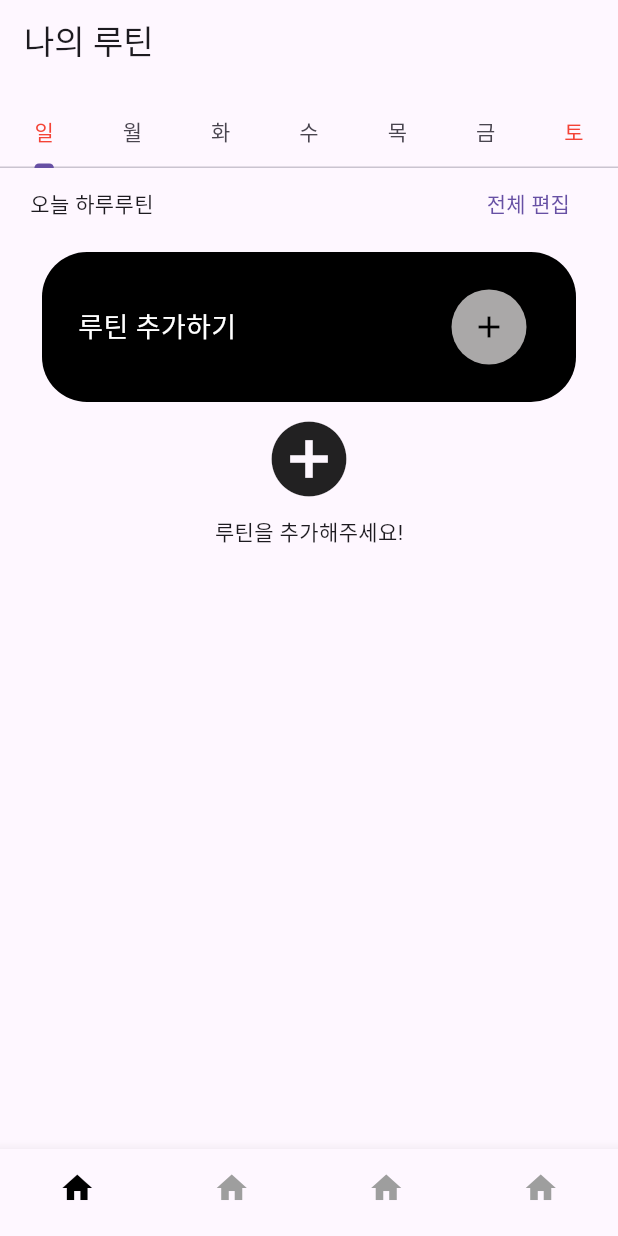
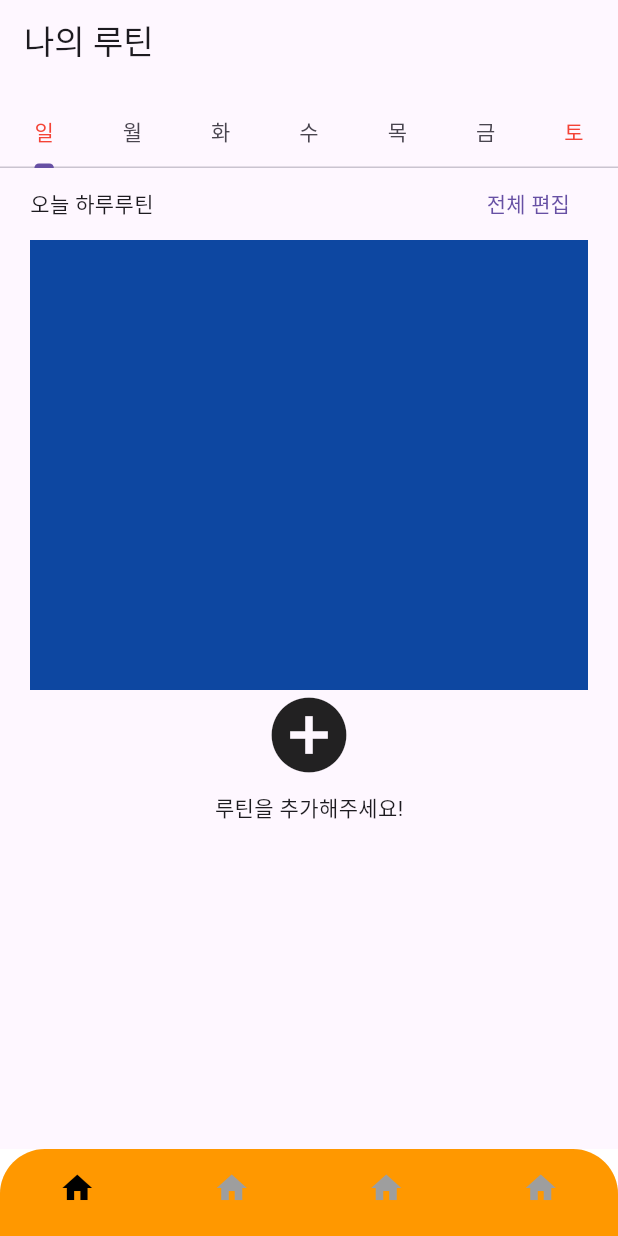
Before and after one commit to formart12/hatin-project, a Flutter app: the screen it shows after launch, on a phone screen of 412 x 824 dp. Run offline on Flutter 3.47's test engine with Material 3 defaults, Android fonts, the phone set to English and light mode, and no system bars.

Commit message:
루틴 부분 UI 수정

```diff
--- a/lib/src/ui/app/app.dart
+++ b/lib/src/ui/app/app.dart
@@ -40,7 +40,13 @@ class _AppState extends State<App> {
 
   Widget _bottomNavigationBar() =>
       Consumer<AppViewModel>(builder: (context, provider, child) {
-        return BottomNavigationBar(
+        return ClipRRect(
+          borderRadius: const BorderRadius.only(
+            topRight: Radius.circular(30),
+            topLeft: Radius.circular(30),
+          ),
+          child: BottomNavigationBar(
+              backgroundColor: Colors.orange,
               currentIndex: provider.pageIndex,
               onTap: provider.changeIndex,
               selectedItemColor: Colors.black,
@@ -52,7 +58,9 @@ class _AppState extends State<App> {
                 BottomNavigationBarItem(icon: Icon(Icons.home), label: "Home"),
                 BottomNavigationBarItem(icon: Icon(Icons.home), label: "Rotin"),
                 BottomNavigationBarItem(icon: Icon(Icons.home), label: "Feed"),
-              BottomNavigationBarItem(icon: Icon(Icons.home), label: "MyPage"),
-            ]);
+                BottomNavigationBarItem(
+                    icon: Icon(Icons.home), label: "MyPage"),
+              ]),
+        );
       });
 }
--- a/lib/src/ui/routine/routine_view.dart
+++ b/lib/src/ui/routine/routine_view.dart
@@ -45,7 +45,11 @@ class _RoutineViewState extends State<RoutineView> {
     // 루틴이 보이고 옆에 아이콘을 누르면 루틴 추가 가능.
     return Column(
       children: [
-        _body(),
+        Container(
+          width: double.infinity,
+          height: 300,
+          color: Colors.blue[900],
+        )
       ],
     );
   }
@@ -82,8 +86,8 @@ class _RoutineViewState extends State<RoutineView> {
               child: Row(
                 mainAxisAlignment: MainAxisAlignment.spaceBetween,
                 children: [
-                  Padding(
-                    padding: const EdgeInsets.only(left: 16.0),
+                  const Padding(
+                    padding: EdgeInsets.only(left: 16.0),
                     child: Text(
                       "루틴 추가하기",
                       style: TextStyle(fontSize: 18.0, color: Colors.white),
@@ -107,10 +111,10 @@ class _RoutineViewState extends State<RoutineView> {
         child: Container(
           width: 50,
           height: 50,
-          decoration: BoxDecoration(
-              color: const Color.fromARGB(255, 170, 168, 168),
+          decoration: const BoxDecoration(
+              color: Color.fromARGB(255, 170, 168, 168),
               shape: BoxShape.circle),
-          child: Icon(
+          child: const Icon(
             Icons.add,
             color: Colors.black,
           ),
```
Also changed, not shown: pubspec.lock, 3 other files. Lines whose indentation alone changed are shown as unchanged.
